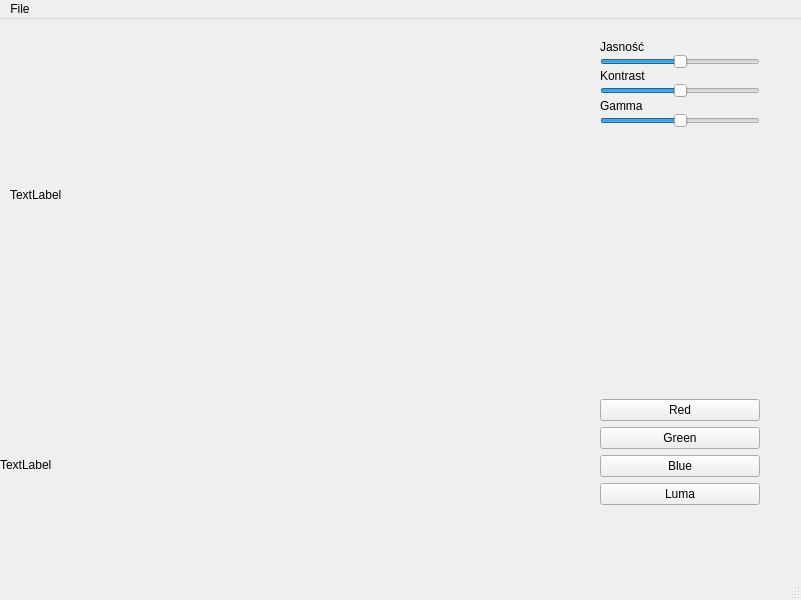
Above: Lab1/mainwindow.ui from LajterPL/gipo-2024 before the change. Below: the same form after it.
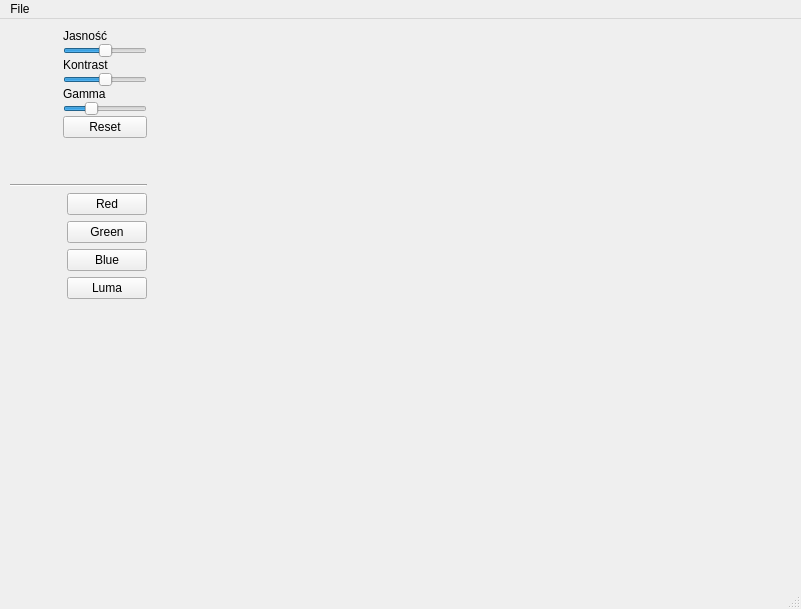
That is the form after the change.

Commit message: + Implementacja zmiany kontrastu + Implementacja zmiany gammy + Zmiana GUI + Drobne zmiany QoL

```diff
--- a/Lab1/mainwindow.ui
+++ b/Lab1/mainwindow.ui
@@ -7,39 +7,62 @@
     <x>0</x>
     <y>0</y>
     <width>801</width>
-    <height>600</height>
+    <height>609</height>
    </rect>
   </property>
   <property name="windowTitle">
    <string>MainWindow</string>
   </property>
   <widget class="QWidget" name="centralwidget">
-   <widget class="QLabel" name="label">
+   <widget class="QWidget" name="verticalLayoutWidget_3">
     <property name="geometry">
      <rect>
       <x>10</x>
       <y>10</y>
-      <width>531</width>
-      <height>331</height>
+      <width>771</width>
+      <height>531</height>
      </rect>
+    </property>
+    <layout class="QVBoxLayout" name="central_box">
+     <property name="sizeConstraint">
+      <enum>QLayout::SetFixedSize</enum>
+     </property>
+     <item>
+      <layout class="QHBoxLayout" name="image_section">
+       <item>
+        <widget class="QLabel" name="label">
+         <property name="cursor">
+          <cursorShape>ArrowCursor</cursorShape>
+         </property>
+         <property name="toolTip">
+          <string/>
     </property>
     <property name="text">
-     <string>TextLabel</string>
-    </property>
-   </widget>
-   <widget class="QWidget" name="verticalLayoutWidget">
-    <property name="geometry">
-     <rect>
-      <x>600</x>
-      <y>20</y>
-      <width>160</width>
-      <height>89</height>
-     </rect>
-    </property>
-    <layout class="QVBoxLayout" name="verticalLayout">
+          <string/>
+         </property>
+        </widget>
+       </item>
+       <item>
+        <spacer name="horizontalSpacer_2">
+         <property name="orientation">
+          <enum>Qt::Horizontal</enum>
+         </property>
+         <property name="sizeHint" stdset="0">
+          <size>
+           <width>40</width>
+           <height>20</height>
+          </size>
+         </property>
+        </spacer>
+       </item>
+       <item>
+        <layout class="QVBoxLayout" name="image_transforms">
      <property name="spacing">
       <number>0</number>
      </property>
+         <property name="sizeConstraint">
+          <enum>QLayout::SetMaximumSize</enum>
+         </property>
      <item>
       <widget class="QLabel" name="label_2">
        <property name="text">
@@ -92,39 +115,84 @@
      </item>
      <item>
       <widget class="QSlider" name="gammaSlider">
+           <property name="minimum">
+            <number>10</number>
+           </property>
+           <property name="maximum">
+            <number>300</number>
+           </property>
        <property name="value">
-        <number>50</number>
+            <number>100</number>
        </property>
        <property name="orientation">
         <enum>Qt::Horizontal</enum>
        </property>
       </widget>
      </item>
-    </layout>
-   </widget>
+         <item>
+          <widget class="QPushButton" name="reset_button">
+           <property name="text">
+            <string>Reset</string>
+           </property>
+          </widget>
+         </item>
+         <item>
+          <spacer name="verticalSpacer">
+           <property name="orientation">
+            <enum>Qt::Vertical</enum>
+           </property>
+           <property name="sizeHint" stdset="0">
+            <size>
+             <width>20</width>
+             <height>40</height>
+            </size>
+           </property>
+          </spacer>
+         </item>
+        </layout>
+       </item>
+      </layout>
+     </item>
+     <item>
+      <widget class="Line" name="line">
+       <property name="orientation">
+        <enum>Qt::Horizontal</enum>
+       </property>
+      </widget>
+     </item>
+     <item>
+      <layout class="QHBoxLayout" name="hist_section">
+       <property name="sizeConstraint">
+        <enum>QLayout::SetFixedSize</enum>
+       </property>
+       <item>
    <widget class="QLabel" name="hist_label">
-    <property name="geometry">
-     <rect>
-      <x>0</x>
-      <y>390</y>
-      <width>261</width>
-      <height>111</height>
-     </rect>
+         <property name="sizePolicy">
+          <sizepolicy hsizetype="Maximum" vsizetype="Preferred">
+           <horstretch>0</horstretch>
+           <verstretch>0</verstretch>
+          </sizepolicy>
     </property>
     <property name="text">
-     <string>TextLabel</string>
-    </property>
-   </widget>
-   <widget class="QWidget" name="verticalLayoutWidget_2">
-    <property name="geometry">
-     <rect>
-      <x>600</x>
-      <y>380</y>
-      <width>160</width>
-      <height>108</height>
-     </rect>
-    </property>
-    <layout class="QVBoxLayout" name="verticalLayout_2">
+          <string/>
+         </property>
+        </widget>
+       </item>
+       <item>
+        <spacer name="horizontalSpacer">
+         <property name="orientation">
+          <enum>Qt::Horizontal</enum>
+         </property>
+         <property name="sizeHint" stdset="0">
+          <size>
+           <width>40</width>
+           <height>20</height>
+          </size>
+         </property>
+        </spacer>
+       </item>
+       <item>
+        <layout class="QVBoxLayout" name="hist_buttons">
      <item>
       <widget class="QPushButton" name="hist_r_button">
        <property name="text">
@@ -154,6 +222,10 @@
       </widget>
      </item>
     </layout>
+       </item>
+      </layout>
+     </item>
+    </layout>
    </widget>
   </widget>
   <widget class="QMenuBar" name="menubar">
```
Left out of the diff: 4 changed lines with no effect on the pictures. Lines whose indentation alone changed are shown as unchanged. The commit also changes 5 other files.
